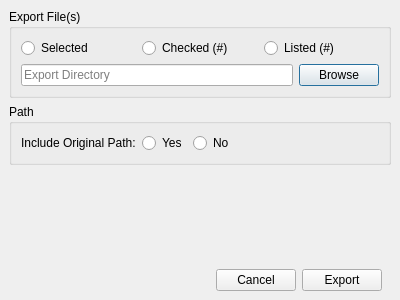
First picture: the form in main/exportdialog.ui, repository pjrinaldi/wombatforensics, before the edit.
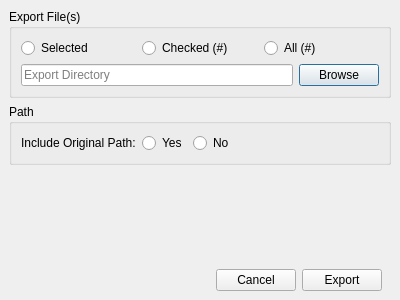
Second picture: the form after the edit.

Diff of the .ui file:
```diff
--- a/main/exportdialog.ui
+++ b/main/exportdialog.ui
@@ -80,7 +80,7 @@
           <item>
            <widget class="QRadioButton" name="listedFileRadioButton">
             <property name="text">
-             <string>Listed (#)</string>
+             <string>All (#)</string>
             </property>
             <attribute name="buttonGroup">
                 <string notr="true">exportButtonGroup</string>
```
